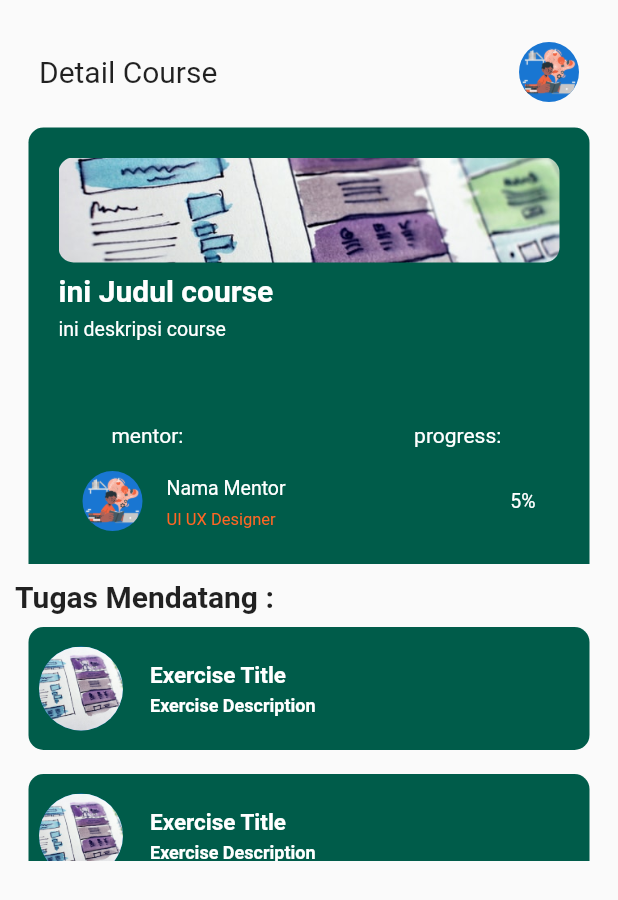
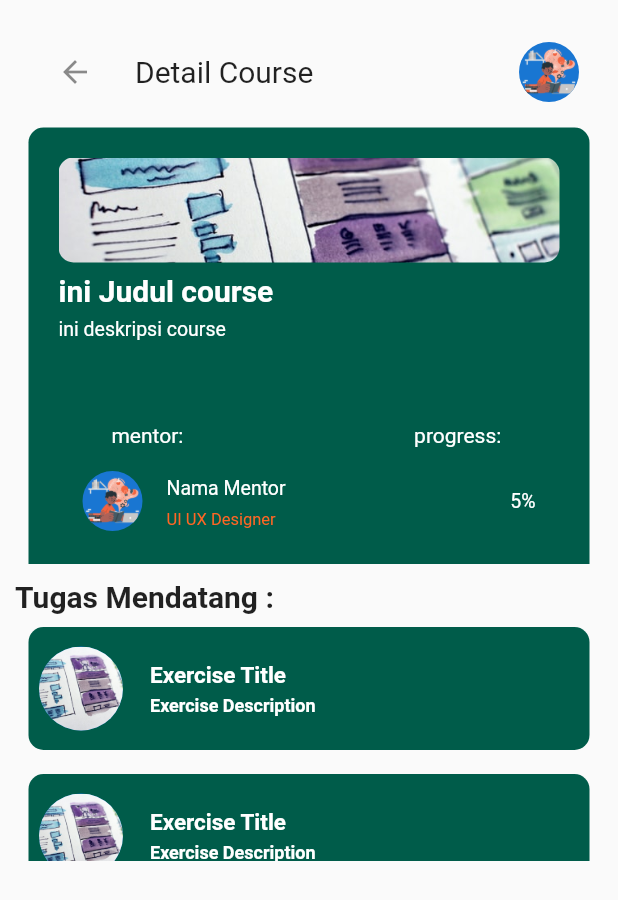
Before and after one commit to Learning-Management-System-Kelompok-42/MOBILE-LMS, a Flutter app: the DetailCourse screen opened directly, on a phone screen of 412 x 824 dp. Shown: the top 900 px of the screen. Run offline on Flutter 3.47's test engine with Material 2 defaults, Android fonts, the phone set to English and light mode, and no system bars; our stand-ins replace dio, flutter_svg, percent_indicator, video_player; missing offline and left inert: textfield_search.

Commit message:
update detail course

```diff
--- a/Source_code/lms/lib/screen/detail_course_screen.dart
+++ b/Source_code/lms/lib/screen/detail_course_screen.dart
@@ -25,7 +25,13 @@ class _DetailCourseState extends State<DetailCourse> {
           children: [
             const SizedBox(height: 10),
             ListTile(
-              leading: Text(
+              leading: IconButton(
+                onPressed: () {
+                  Navigator.pushNamed(context, 'dashboard_active_screen');
+                },
+                icon: Icon(Icons.arrow_back),
+              ),
+              title: Text(
                 'Detail Course',
                 style: TextStyle(fontSize: 20),
               ),
```
